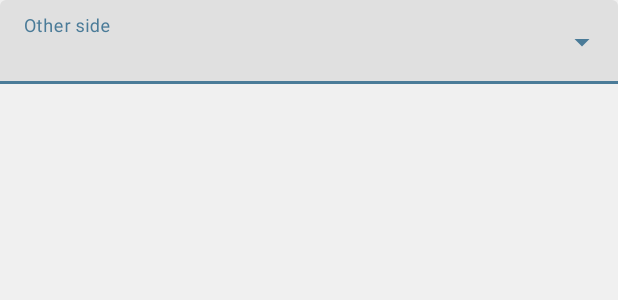
After one commit to ActxLeToucan/fst_l3_devmobile_roomview, an Android app: the layout dialog_create_passage.xml on its own in the app's theme, with its tools: preview values and no code run, on a phone screen of 412 x 824 dp. The commit adds this screen. Shown: the top 300 px of the screen. Run offline under Robolectric (Android 15) with nearby library versions, the phone set to English and light mode, and no system bars.

Commit message:
creation passage

```diff
--- a/src/app/src/main/java/fr/antoinectx/roomview/models/Area.java
+++ b/src/app/src/main/java/fr/antoinectx/roomview/models/Area.java
@@ -203,4 +203,10 @@ public class Area extends ManipulateFiles {
         System.arraycopy(area.directionPhotos, 0, this.directionPhotos, 0, this.directionPhotos.length);
         return true;
     }
+
+    @NonNull
+    @Override
+    public String toString() {
+        return getName();
+    }
 }
--- /dev/null
+++ b/src/app/src/main/res/layout/dialog_create_passage.xml
@@ -0,0 +1,26 @@
+<?xml version="1.0" encoding="utf-8"?>
+<LinearLayout xmlns:android="http://schemas.android.com/apk/res/android"
+    xmlns:app="http://schemas.android.com/apk/res-auto"
+    android:layout_width="match_parent"
+    android:layout_height="match_parent"
+    android:orientation="vertical">
+
+    <com.google.android.material.textfield.TextInputLayout
+        android:id="@+id/passage_layout_area"
+        android:layout_width="match_parent"
+        android:layout_height="wrap_content"
+        android:hint="@string/other_side"
+        app:layout_constraintEnd_toEndOf="parent"
+        app:layout_constraintStart_toStartOf="parent"
+        app:layout_constraintTop_toTopOf="parent"
+        style="@style/Widget.MaterialComponents.TextInputLayout.FilledBox.ExposedDropdownMenu">
+
+        <com.google.android.material.textfield.MaterialAutoCompleteTextView
+            android:id="@+id/passage_field_area"
+            android:layout_width="match_parent"
+            android:layout_height="wrap_content"
+            android:inputType="textCapSentences|textAutoCorrect" />
+
+    </com.google.android.material.textfield.TextInputLayout>
+
+</LinearLayout>
--- a/src/app/src/main/res/values/strings.xml
+++ b/src/app/src/main/res/values/strings.xml
@@ -43,4 +43,7 @@
     <string name="turnRight">Turn right</string>
     <string name="area_photo">Photo of the area</string>
     <string name="no_photo">No photo</string>
+    <string name="passagesActivity_invalidSelection_title">Invalid selection</string>
+    <string name="passagesActivity_invalidSelection_message">The passage must be on the image.</string>
+    <string name="other_side">Other side</string>
 </resources>
```
Also changed, not shown: src/app/src/main/java/fr/antoinectx/roomview/PassagesActivity.java (+141 -11 lines), src/app/src/main/java/fr/antoinectx/roomview/models/Passage.java (+14 -2 lines), 1 other file.
